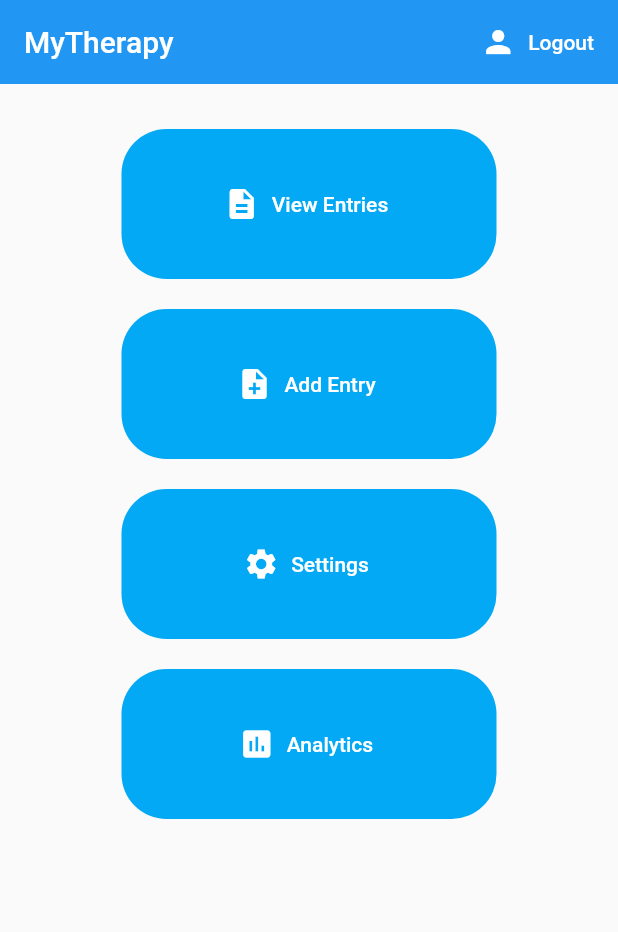
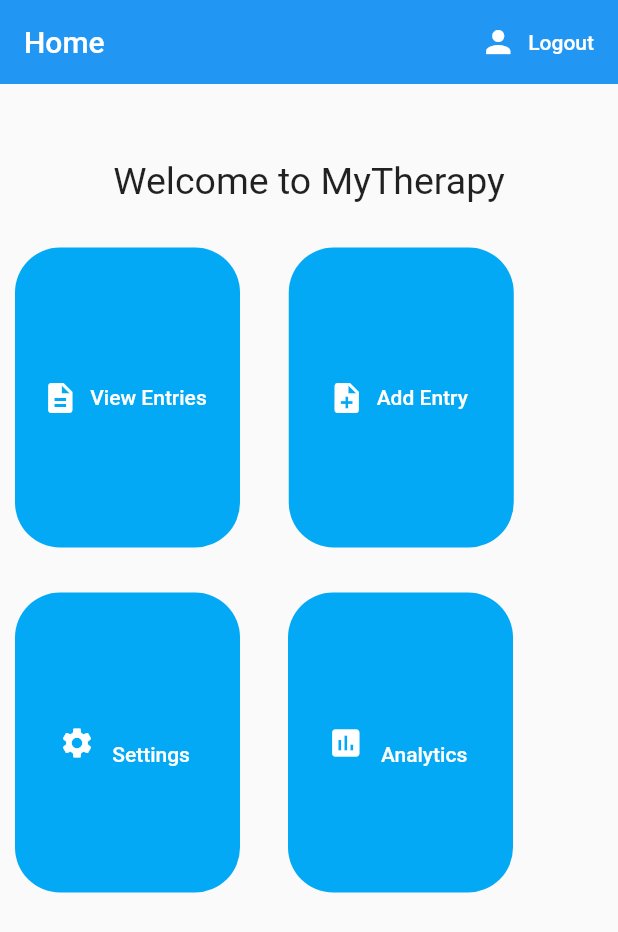
Before and after one commit to DavidParnell95/Final-Year-Project-MyTherapy, a Flutter app: the screen it shows once a user with an empty profile is signed in, on a phone screen of 412 x 824 dp. Shown: the top 932 px of the screen. Run offline on Flutter 3.47's test engine with Material 2 defaults, Android fonts, the phone set to English and light mode, and no system bars; our stand-ins replace audioplayers, cloud_firestore, firebase_auth, flutter_spinkit, toast; missing offline and left inert: wear; accounts and stored records are empty.

Commit message:
UI Tweak

```diff
--- a/App/my_therapy/lib/Screens/Home/home.dart
+++ b/App/my_therapy/lib/Screens/Home/home.dart
@@ -13,7 +13,7 @@ class Home extends StatelessWidget
 
     return Scaffold(
       appBar: AppBar(
-        title: Text('MyTherapy'),
+        title: Text('Home'),
         elevation: 0.0,
         actions: <Widget>[
           FlatButton.icon(
@@ -30,15 +30,28 @@ class Home extends StatelessWidget
       ),
 
       body: Container(
+        padding: EdgeInsets.all(10) ,
         child:Center(
           child: Column(
+          children: <Widget>[
+            SizedBox(height: 40),
+
+            Text(
+              "Welcome to MyTherapy",
+              style: TextStyle(
+                fontSize: 25,
+              ),
+            ),
+            SizedBox(height: 30),
+
+            Row(
             children: <Widget>[
               SizedBox(height: 30),
 
               //View Entries
               SizedBox(
-              height: 100,
-              width: 250,
+                height: 200,
+                width: 150,
 
                 child: FlatButton.icon(
                 color: Colors.lightBlue,
@@ -65,10 +78,11 @@ class Home extends StatelessWidget
             ),
 
             //Add Entry
-            SizedBox(height: 20),
+            SizedBox(width: 32.5),
             SizedBox(
-                height: 100,
-                width: 250,
+
+                height: 200,
+                width: 150,
 
                 child: FlatButton.icon(
                   color: Colors.lightBlue,
@@ -91,18 +105,24 @@ class Home extends StatelessWidget
                   },
                 )
             ),
+            ],
+            ),
 
+            SizedBox(height: 30),
+
+            Row(
+              children: <Widget>[
               //Settings
               SizedBox(height: 20),
               SizedBox(
-                height: 100,
-                width: 250,
+                height: 200,
+                width: 150,
 
                 child: FlatButton.icon(
                   color: Colors.lightBlue,
                   icon: Icon(Icons.settings,color: textColor),
                   label: Text(
-                    "Settings",
+                    "\n Settings",
                     style: TextStyle(color: textColor),
                   ),
 
@@ -122,16 +142,16 @@ class Home extends StatelessWidget
                 ),
 
             //analytics button
-            SizedBox(height: 20),
+            SizedBox(width: 32),
             SizedBox(
-              height: 100,
-              width: 250,
+              height: 200,
+              width: 150,
 
               child: FlatButton.icon(
                 color: Colors.lightBlue,
                 icon: Icon(Icons.assessment,color: textColor),
                 label: Text(
-                  "Analytics",
+                  "\n Analytics",
                   style: TextStyle(color: textColor),
                 ),
 
@@ -149,7 +169,7 @@ class Home extends StatelessWidget
                 },
               ),
             ),
-          ],
+            ],),],
         ),
       ),
 
```
Lines whose indentation alone changed are shown as unchanged.
